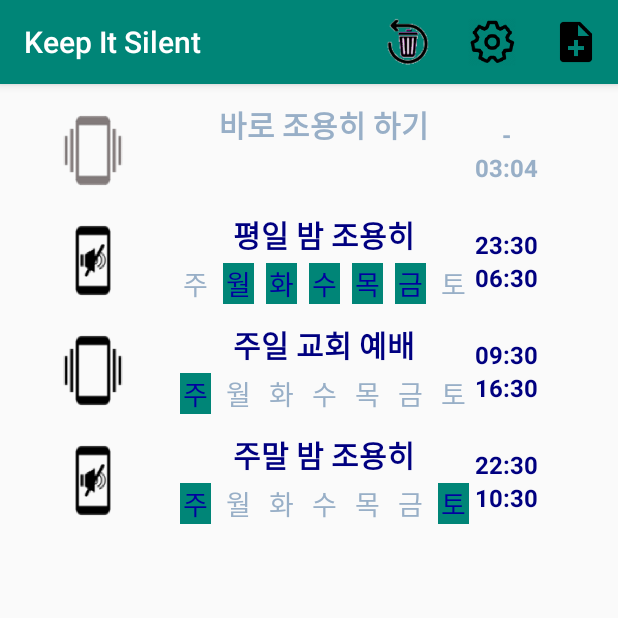
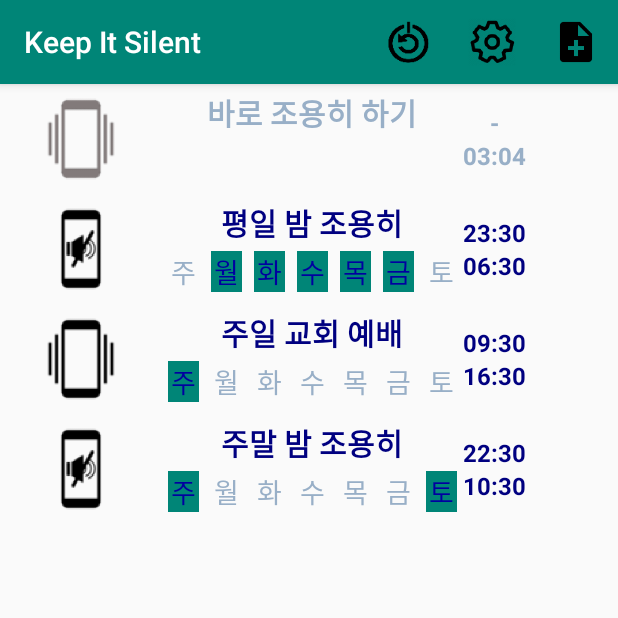
Before and after one commit to riopapa/KeepItSilent, an Android app: the screen it shows after launch (MainActivity), on a phone screen of 412 x 824 dp, the top half of it. Run offline under Robolectric (Android 15) with nearby library versions, the phone set to English and light mode, and no system bars.

Commit message:
Minor changes

```diff
--- a/app/build.gradle
+++ b/app/build.gradle
@@ -1,11 +1,11 @@
 apply plugin: 'com.android.application'
 
 android {
-    compileSdkVersion 28
+    compileSdkVersion 29
     defaultConfig {
         applicationId "com.urrecliner.keepitsilent"
-        minSdkVersion 28
-        targetSdkVersion 28
+        minSdkVersion 27
+        targetSdkVersion 27
         versionCode 1
         versionName "1.0"
         testInstrumentationRunner 'androidx.test.runner.AndroidJUnitRunner'
--- a/app/src/main/java/com/urrecliner/keepitsilent/NotificationService.java
+++ b/app/src/main/java/com/urrecliner/keepitsilent/NotificationService.java
@@ -70,7 +70,7 @@ public class NotificationService extends Service {
         }
         if (null == mBuilder) {
             mBuilder = new NotificationCompat.Builder(context,"default")
-                    .setSmallIcon(R.raw.silent_bar)
+                    .setSmallIcon(R.mipmap.silent_bar)
                     .setContent(mRemoteViews)
                     .setOnlyAlertOnce(true)
                     .setAutoCancel(false)
@@ -89,7 +89,7 @@ public class NotificationService extends Service {
     }
 
     private void updateRemoteViews(String dateTime, String subject, String startFinish) {
-        mRemoteViews.setImageViewResource(R.id.stopNow, R.raw.silent_now);
+        mRemoteViews.setImageViewResource(R.id.stopNow, R.mipmap.silent_now);
         mRemoteViews.setTextViewText(R.id.dateTime, dateTime);
         mRemoteViews.setTextViewText(R.id.subject, subject);
         mRemoteViews.setTextViewText(R.id.startFinish, startFinish.equals("S")? "시작":"끝남");
--- a/app/src/main/res/layout/activity_main.xml
+++ b/app/src/main/res/layout/activity_main.xml
@@ -2,10 +2,6 @@
     xmlns:tools="http://schemas.android.com/tools"
     android:layout_width="match_parent"
     android:layout_height="wrap_content"
-    android:paddingBottom="8dp"
-    android:paddingLeft="8dp"
-    android:paddingRight="8dp"
-    android:paddingTop="8dp"
     tools:context=".MainActivity">
 
     <androidx.recyclerview.widget.RecyclerView
--- a/app/src/main/res/layout/reminder_info.xml
+++ b/app/src/main/res/layout/reminder_info.xml
@@ -10,8 +10,8 @@
         android:layout_marginTop="8dp"
         android:layout_marginBottom="8dp"
         android:layout_width="0dp"
-        android:layout_weight="1"
-        android:layout_height="50dp"
+        android:layout_weight="2"
+        android:layout_height="match_parent"
         android:layout_gravity="center"
         android:src="@mipmap/ic_phone_vibrate"
         android:contentDescription="@string/blank" />
--- a/app/src/main/res/menu/menu_main.xml
+++ b/app/src/main/res/menu/menu_main.xml
@@ -1,13 +1,13 @@
 <menu xmlns:android="http://schemas.android.com/apk/res/android"
     xmlns:app="http://schemas.android.com/apk/res-auto"
     xmlns:tools="http://schemas.android.com/tools"
-    tools:context="com.urrecliner.keepitdown.MainActivity">
+    tools:context=".MainActivity">
 
     <item
         android:id="@+id/action_reset"
         android:orderInCategory="100"
         android:title="@string/action_reset"
-        android:icon="@mipmap/icon_delete_reset"
+        android:icon="@mipmap/icon_reset"
         app:showAsAction="ifRoom"
         />
 
@@ -28,8 +28,3 @@
         />
 
 </menu>
-<!--<item-->
-<!--android:id="@+id/action_settings"-->
-<!--android:orderInCategory="100"-->
-<!--android:title="@string/action_settings"-->
-<!--app:showAsAction="never" />-->
--- a/app/src/main/res/values/colors.xml
+++ b/app/src/main/res/values/colors.xml
@@ -8,6 +8,7 @@
     <color name="white">#ffffff</color>
     <color name="back">#E6E6E6</color>
     <color name="transparent">#00000000</color>
+    <color name="notification_back">#A6ECE5</color>
 
     <color name="colorInactiveBack">#808080</color>
     <color name="colorOn">#000080</color>
--- a/build.gradle
+++ b/build.gradle
@@ -7,7 +7,7 @@ buildscript {
 
     }
     dependencies {
-        classpath 'com.android.tools.build:gradle:4.0.0'
+        classpath 'com.android.tools.build:gradle:4.0.1'
 
         // NOTE: Do not place your application dependencies here; they belong
         // in the individual module build.gradle files
```
Also changed, not shown: app/src/main/java/com/urrecliner/keepitsilent/BootReceiver.java (+10 -9 lines), app/src/main/res/layout/notification_bar.xml (+4 -4 lines), app/src/main/res/mipmap-xxhdpi/icon_delete.png, app/src/main/res/mipmap-xxhdpi/icon_delete_reset.png (deleted), app/src/main/res/mipmap-xxhdpi/icon_reset.png (added), app/src/main/res/mipmap-xxhdpi/silent_bar.png (renamed from app/src/main/res/raw/silent_bar.png), app/src/main/res/mipmap-xxhdpi/silent_now.png (added), app/src/main/res/raw/silent_now.png (deleted).
